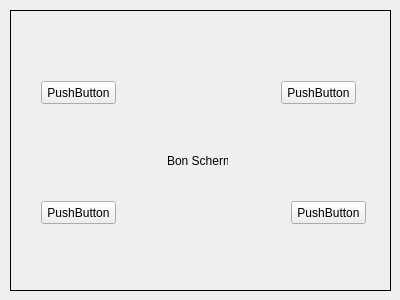
ArieJR/bank, file login.ui: the form before one commit.
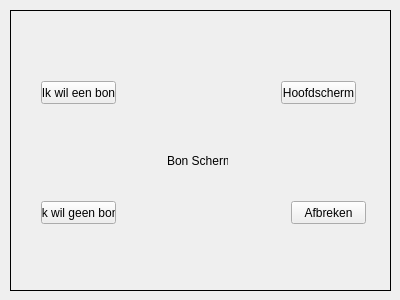
The form after the commit. The open tabs and pages were chosen to show the change.

What changed in the file:
```diff
--- a/login.ui
+++ b/login.ui
@@ -618,7 +618,7 @@
       </rect>
      </property>
      <property name="text">
-      <string>PushButton</string>
+      <string>Ik wil een bon</string>
      </property>
     </widget>
     <widget class="QPushButton" name="bon_zonderBon_button">
@@ -631,7 +631,7 @@
       </rect>
      </property>
      <property name="text">
-      <string>PushButton</string>
+      <string>Ik wil geen bon</string>
      </property>
     </widget>
     <widget class="QPushButton" name="bon_hoofd_button">
@@ -644,7 +644,7 @@
       </rect>
      </property>
      <property name="text">
-      <string>PushButton</string>
+      <string>Hoofdscherm</string>
      </property>
     </widget>
     <widget class="QPushButton" name="bon_welkom_button">
@@ -657,7 +657,7 @@
       </rect>
      </property>
      <property name="text">
-      <string>PushButton</string>
+      <string>Afbreken</string>
      </property>
     </widget>
    </widget>
```
Left out of the diff: 8 changed lines with no effect on the pictures.
